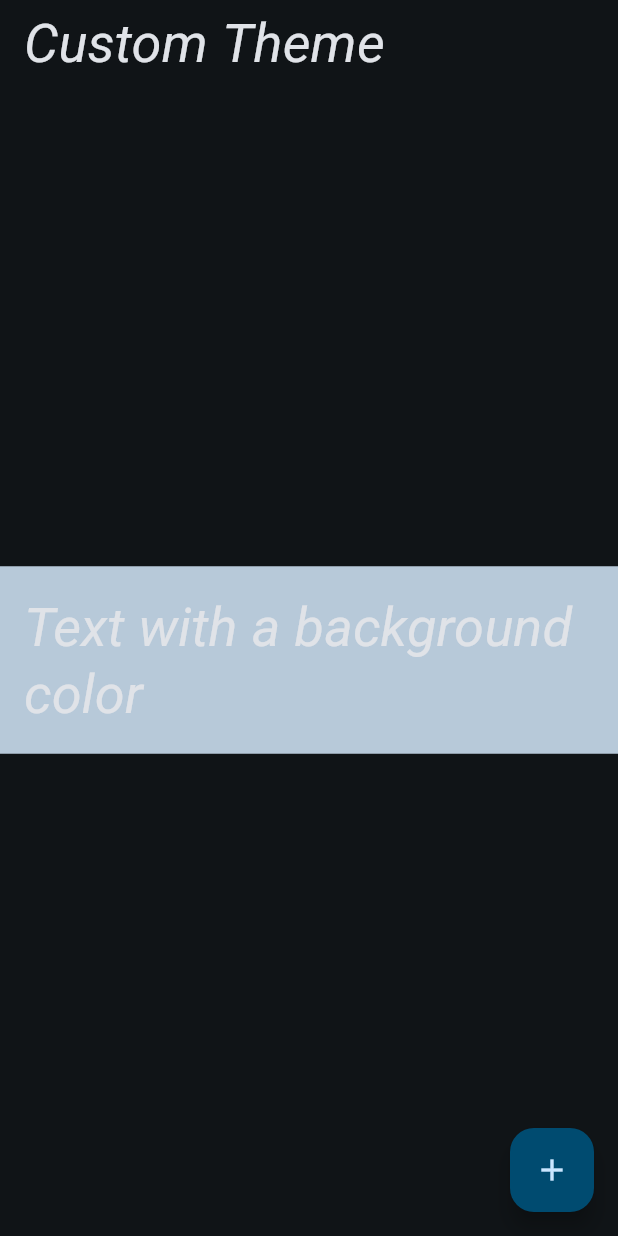
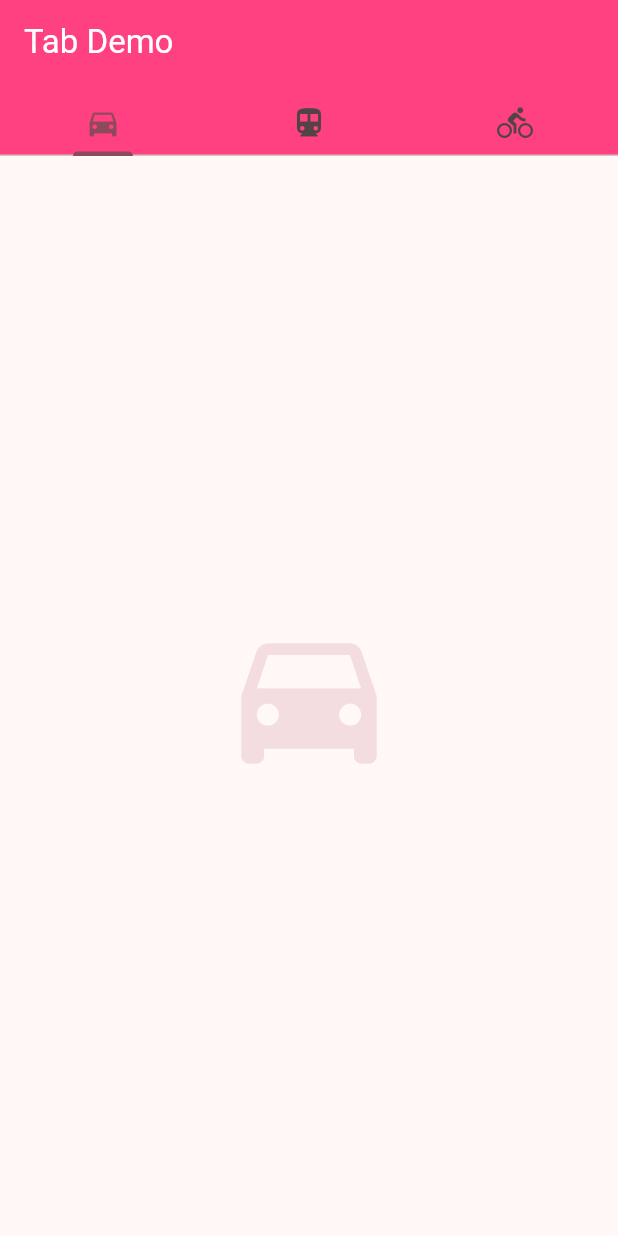
Before and after one commit to Igothics/Practice_Flutter_UI, a Flutter app: the screen it shows after launch, on a phone screen of 412 x 824 dp. Run offline on Flutter 3.47's test engine with Material 2 defaults, Android fonts, the phone set to English and light mode, and no system bars; our stand-ins replace dynamic_color.

Commit message:
Work with tabs

```diff
--- a/lib/main.dart
+++ b/lib/main.dart
@@ -1,9 +1,8 @@
 import 'package:dynamic_color/dynamic_color.dart';
 import 'package:flutter/material.dart';
-import 'package:google_fonts/google_fonts.dart';
 
 void main() {
-  runApp(const MyApp());
+  runApp(MyApp());
 }
 
 class MyApp extends StatelessWidget {
@@ -12,18 +11,16 @@ class MyApp extends StatelessWidget {
   @override
   Widget build(BuildContext context) {
     return MaterialApp(
-      title: "Design Practice : Use themes to share colors and font styles",
+      title: "Design Practice : Work with tabs",
       theme: ThemeData(
         colorScheme: ColorScheme.fromSeed(
-          seedColor: Colors.lightBlue,
-          brightness: Brightness.dark,
-        ),
+          seedColor: Colors.pinkAccent,
+          brightness: Brightness.light,
+        ).harmonized(),
         useMaterial3: true,
-        fontFamily: GoogleFonts.notoSansGeorgian().fontFamily,
-        textTheme: TextTheme(
-          headline1: const TextStyle(fontSize: 72, fontWeight: FontWeight.bold),
-          headline6: const TextStyle(fontSize: 36, fontStyle: FontStyle.italic),
-          bodyText2: TextStyle(fontSize: 14, fontFamily: GoogleFonts.hind().fontFamily),
+        appBarTheme: const AppBarTheme(
+          backgroundColor: Colors.pinkAccent,
+          foregroundColor: Colors.white,
         ),
       ),
       home: const HomePage(),
@@ -36,29 +33,36 @@ class HomePage extends StatelessWidget {
 
   @override
   Widget build(BuildContext context) {
-    final theme = Theme.of(context);
-    return Scaffold(
+    final iconColor = Theme.of(context).colorScheme.surfaceVariant;
+    return DefaultTabController(
+      length: 3,
+      child: Scaffold(
         appBar: AppBar(
           title: const Text(
-          "Custom Theme",
+            "Tab Demo",
           ),
+          bottom: const TabBar(
+              tabs: [
+                Padding(
+                  padding: EdgeInsets.all(8.0),
+                  child: Icon(Icons.directions_car,),
                 ),
-      body: Center(
-        child: Container(
-          padding: const EdgeInsets.all(16.0),
-          color: theme.colorScheme.secondary,
-          child: Text(
-            "Text with a background color",
-            style: theme.textTheme.headline6,
+                Padding(
+                  padding: EdgeInsets.all(8.0),
+                  child: Icon(Icons.directions_transit,),
                 ),
+                Padding(
+                  padding: EdgeInsets.all(8.0),
+                  child: Icon(Icons.directions_bike,),
                 ),
+          ]),
         ),
-      floatingActionButton: Theme(
-        data: theme.copyWith(splashColor: Colors.yellow),
-        child: FloatingActionButton(
-          onPressed: () {},
-          child: const Icon(Icons.add),
-        ),
+        body: TabBarView(
+            children: [
+              Icon(Icons.directions_car, size: 120, color: iconColor,),
+              Icon(Icons.directions_transit, size: 120, color: iconColor,),
+              Icon(Icons.directions_bike, size: 120, color: iconColor,),
+        ]),
       ),
     );
   }
--- a/pubspec.yaml
+++ b/pubspec.yaml
@@ -39,6 +39,7 @@ dependencies:
   json_annotation: ^4.6.0
   dynamic_color: ^1.4.0
   awesome_package: ^0.0.1
+  google_fonts: ^3.0.1
 
 dev_dependencies:
   flutter_test:
@@ -53,7 +54,6 @@ dev_dependencies:
   build_runner: ^2.2.0
   freezed: ^2.1.0+1
   json_serializable: ^6.3.1
-  google_fonts: ^3.0.1
 
 # For information on the generic Dart part of this file, see the
 # following page: https://dart.dev/tools/pub/pubspec
```
Also changed, not shown: pubspec.lock. Lines whose indentation alone changed are shown as unchanged.
